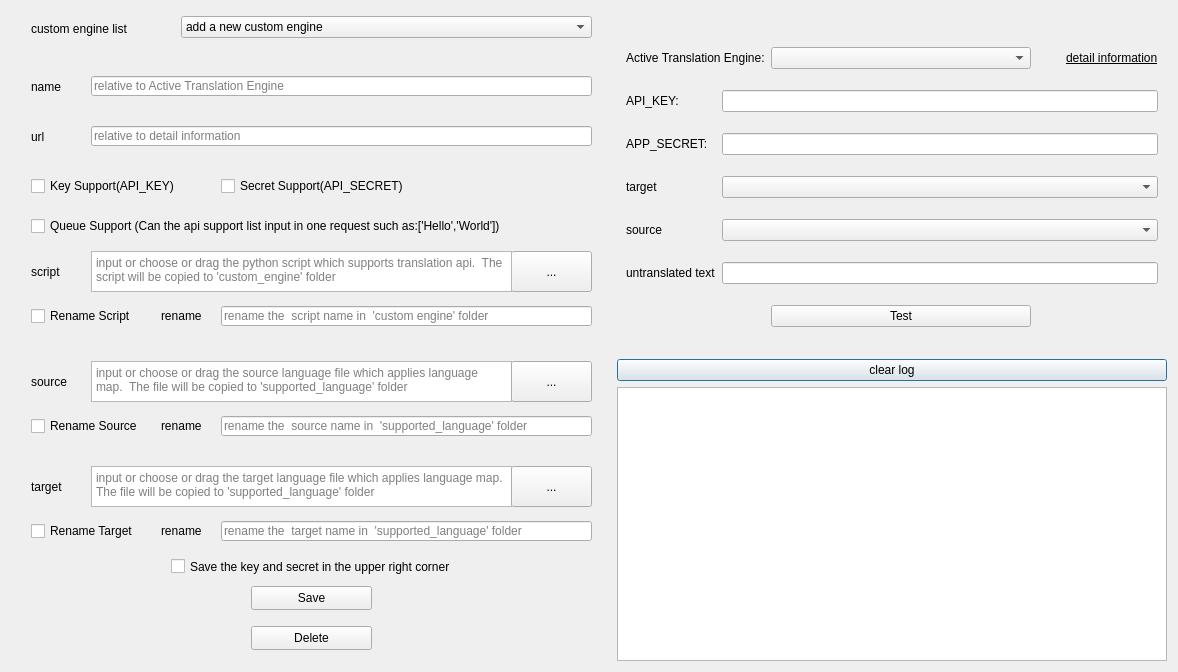
First picture: the form in src/custom_engine.ui, repository anonymousException/renpy-translator, before the edit.
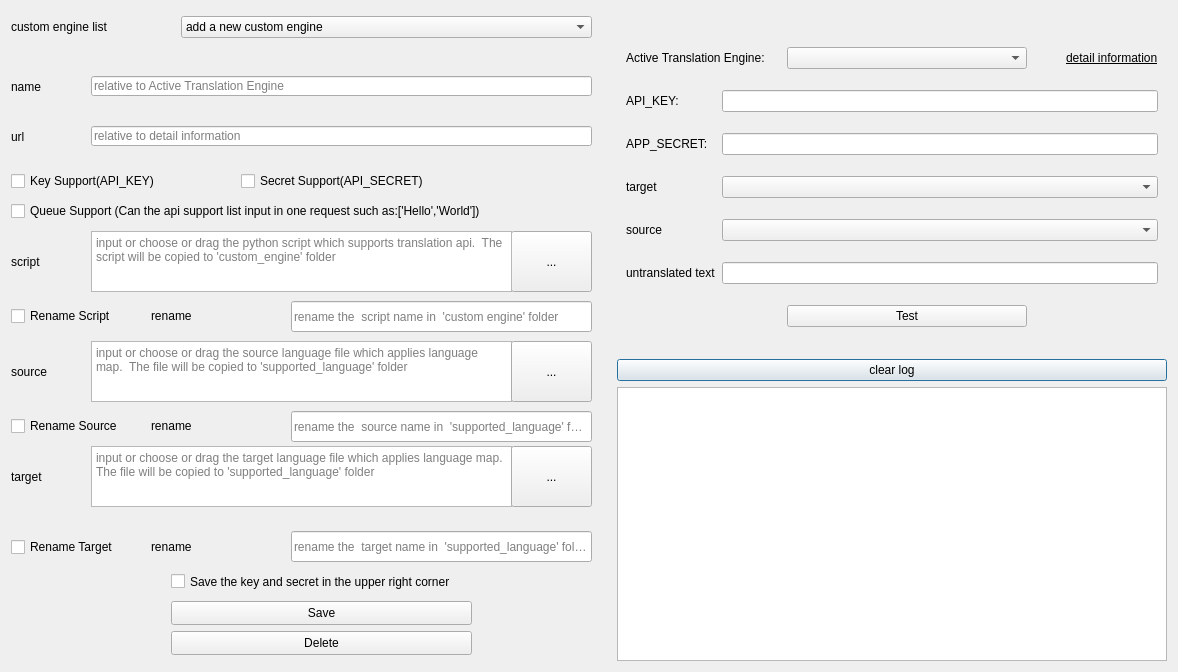
Second picture: the form after the edit.

Patch:
```diff
--- a/src/custom_engine.ui
+++ b/src/custom_engine.ui
@@ -29,13 +29,16 @@
        <height>650</height>
       </size>
      </property>
+     <property name="toolTip">
+      <string/>
+     </property>
      <widget class="QPushButton" name="selectScriptBtn">
       <property name="geometry">
        <rect>
         <x>500</x>
-        <y>240</y>
+        <y>220</y>
         <width>81</width>
-        <height>41</height>
+        <height>61</height>
        </rect>
       </property>
       <property name="text">
@@ -45,10 +48,10 @@
      <widget class="QLabel" name="label_8">
       <property name="geometry">
        <rect>
-        <x>150</x>
-        <y>510</y>
-        <width>54</width>
-        <height>20</height>
+        <x>140</x>
+        <y>520</y>
+        <width>161</width>
+        <height>31</height>
        </rect>
       </property>
       <property name="text">
@@ -86,9 +89,9 @@
      <widget class="QCheckBox" name="renameScriptCheckBox">
       <property name="geometry">
        <rect>
-        <x>20</x>
+        <x>0</x>
         <y>295</y>
-        <width>111</width>
+        <width>131</width>
         <height>20</height>
        </rect>
       </property>
@@ -99,9 +102,9 @@
      <widget class="QLabel" name="label_6">
       <property name="geometry">
        <rect>
-        <x>150</x>
+        <x>140</x>
         <y>405</y>
-        <width>54</width>
+        <width>171</width>
         <height>20</height>
        </rect>
       </property>
@@ -112,12 +115,15 @@
      <widget class="QLineEdit" name="renameSourceLineEdit">
       <property name="geometry">
        <rect>
-        <x>210</x>
-        <y>405</y>
-        <width>371</width>
-        <height>20</height>
+        <x>280</x>
+        <y>400</y>
+        <width>301</width>
+        <height>31</height>
        </rect>
       </property>
+      <property name="toolTip">
+       <string>rename the  source name in  'supported_language' folder</string>
+      </property>
       <property name="placeholderText">
        <string>rename the  source name in  'supported_language' folder</string>
       </property>
@@ -126,8 +132,8 @@
       <property name="geometry">
        <rect>
         <x>160</x>
-        <y>545</y>
-        <width>301</width>
+        <y>560</y>
+        <width>421</width>
         <height>21</height>
        </rect>
       </property>
@@ -139,9 +145,9 @@
       <property name="geometry">
        <rect>
         <x>80</x>
-        <y>240</y>
+        <y>220</y>
         <width>421</width>
-        <height>41</height>
+        <height>61</height>
        </rect>
       </property>
       <property name="toolTip">
@@ -154,9 +160,9 @@
      <widget class="QCheckBox" name="renameSourceCheckBox">
       <property name="geometry">
        <rect>
-        <x>20</x>
+        <x>0</x>
         <y>405</y>
-        <width>111</width>
+        <width>131</width>
         <height>20</height>
        </rect>
       </property>
@@ -167,9 +173,9 @@
      <widget class="QCheckBox" name="renameTargetCheckBox">
       <property name="geometry">
        <rect>
-        <x>20</x>
-        <y>510</y>
-        <width>111</width>
+        <x>0</x>
+        <y>526</y>
+        <width>131</width>
         <height>20</height>
        </rect>
       </property>
@@ -180,9 +186,9 @@
      <widget class="QCheckBox" name="keyCheckBox">
       <property name="geometry">
        <rect>
-        <x>20</x>
-        <y>165</y>
-        <width>161</width>
+        <x>0</x>
+        <y>160</y>
+        <width>231</width>
         <height>20</height>
        </rect>
       </property>
@@ -193,12 +199,15 @@
      <widget class="QCheckBox" name="queueCheckBox">
       <property name="geometry">
        <rect>
-        <x>20</x>
-        <y>205</y>
-        <width>551</width>
+        <x>0</x>
+        <y>190</y>
+        <width>591</width>
         <height>20</height>
        </rect>
       </property>
+      <property name="toolTip">
+       <string>Queue Support (Can the api support list input in one request such as:['Hello','World'])</string>
+      </property>
       <property name="text">
        <string>Queue Support (Can the api support list input in one request such as:['Hello','World'])</string>
       </property>
@@ -206,9 +215,9 @@
      <widget class="QLabel" name="label_7">
       <property name="geometry">
        <rect>
-        <x>20</x>
-        <y>460</y>
-        <width>41</width>
+        <x>0</x>
+        <y>450</y>
+        <width>81</width>
         <height>31</height>
        </rect>
       </property>
@@ -223,9 +232,9 @@
       <property name="geometry">
        <rect>
         <x>80</x>
-        <y>350</y>
+        <y>330</y>
         <width>421</width>
-        <height>41</height>
+        <height>61</height>
        </rect>
       </property>
       <property name="toolTip">
@@ -251,9 +260,9 @@
      <widget class="QPushButton" name="deleteButton">
       <property name="geometry">
        <rect>
-        <x>240</x>
-        <y>615</y>
-        <width>121</width>
+        <x>160</x>
+        <y>620</y>
+        <width>301</width>
         <height>24</height>
        </rect>
       </property>
@@ -264,9 +273,9 @@
      <widget class="QLabel" name="label_4">
       <property name="geometry">
        <rect>
-        <x>150</x>
+        <x>140</x>
         <y>295</y>
-        <width>54</width>
+        <width>171</width>
         <height>20</height>
        </rect>
       </property>
@@ -278,9 +287,9 @@
       <property name="geometry">
        <rect>
         <x>80</x>
-        <y>455</y>
+        <y>435</y>
         <width>421</width>
-        <height>41</height>
+        <height>61</height>
        </rect>
       </property>
       <property name="toolTip">
@@ -293,23 +302,26 @@
      <widget class="QLabel" name="label_15">
       <property name="geometry">
        <rect>
-        <x>20</x>
-        <y>10</y>
-        <width>141</width>
-        <height>16</height>
+        <x>0</x>
+        <y>0</y>
+        <width>161</width>
+        <height>31</height>
        </rect>
       </property>
       <property name="text">
        <string>custom engine list</string>
       </property>
+      <property name="wordWrap">
+       <bool>true</bool>
+      </property>
      </widget>
      <widget class="QPushButton" name="selectTargetBtn">
       <property name="geometry">
        <rect>
         <x>500</x>
-        <y>455</y>
+        <y>435</y>
         <width>81</width>
-        <height>41</height>
+        <height>61</height>
        </rect>
       </property>
       <property name="text">
@@ -319,9 +331,9 @@
      <widget class="QCheckBox" name="secretCheckBox">
       <property name="geometry">
        <rect>
-        <x>210</x>
-        <y>165</y>
-        <width>191</width>
+        <x>230</x>
+        <y>160</y>
+        <width>351</width>
         <height>20</height>
        </rect>
       </property>
@@ -333,9 +345,9 @@
       <property name="geometry">
        <rect>
         <x>500</x>
-        <y>350</y>
+        <y>330</y>
         <width>81</width>
-        <height>41</height>
+        <height>61</height>
        </rect>
       </property>
       <property name="text">
@@ -345,12 +357,18 @@
      <widget class="QLineEdit" name="renameTargetLineEdit">
       <property name="geometry">
        <rect>
-        <x>210</x>
-        <y>510</y>
-        <width>371</width>
-        <height>20</height>
+        <x>280</x>
+        <y>520</y>
+        <width>301</width>
+        <height>31</height>
        </rect>
       </property>
+      <property name="toolTip">
+       <string>rename the  target name in  'supported_language' folder</string>
+      </property>
+      <property name="inputMethodHints">
+       <set>Qt::ImhNone</set>
+      </property>
       <property name="placeholderText">
        <string>rename the  target name in  'supported_language' folder</string>
       </property>
@@ -358,9 +376,9 @@
      <widget class="QPushButton" name="saveButton">
       <property name="geometry">
        <rect>
-        <x>240</x>
-        <y>575</y>
-        <width>121</width>
+        <x>160</x>
+        <y>590</y>
+        <width>301</width>
         <height>24</height>
        </rect>
       </property>
@@ -371,9 +389,9 @@
      <widget class="QLabel" name="label_2">
       <property name="geometry">
        <rect>
-        <x>20</x>
+        <x>0</x>
         <y>115</y>
-        <width>51</width>
+        <width>71</width>
         <height>21</height>
        </rect>
       </property>
@@ -384,12 +402,15 @@
      <widget class="QLineEdit" name="renameScriptLineEdit">
       <property name="geometry">
        <rect>
-        <x>210</x>
-        <y>295</y>
-        <width>371</width>
-        <height>20</height>
+        <x>280</x>
+        <y>290</y>
+        <width>301</width>
+        <height>31</height>
        </rect>
       </property>
+      <property name="toolTip">
+       <string>rename the  script name in  'custom engine' folder</string>
+      </property>
       <property name="placeholderText">
        <string>rename the  script name in  'custom engine' folder</string>
       </property>
@@ -397,10 +418,10 @@
      <widget class="QLabel" name="label_3">
       <property name="geometry">
        <rect>
-        <x>20</x>
-        <y>245</y>
-        <width>31</width>
-        <height>31</height>
+        <x>0</x>
+        <y>230</y>
+        <width>81</width>
+        <height>41</height>
        </rect>
       </property>
       <property name="text">
@@ -413,10 +434,10 @@
      <widget class="QLabel" name="label_5">
       <property name="geometry">
        <rect>
-        <x>20</x>
-        <y>355</y>
-        <width>41</width>
-        <height>31</height>
+        <x>0</x>
+        <y>340</y>
+        <width>81</width>
+        <height>41</height>
        </rect>
       </property>
       <property name="text">
@@ -429,9 +450,9 @@
      <widget class="QLabel" name="label">
       <property name="geometry">
        <rect>
-        <x>20</x>
+        <x>0</x>
         <y>65</y>
-        <width>51</width>
+        <width>71</width>
         <height>21</height>
        </rect>
       </property>
@@ -501,26 +522,37 @@
         </property>
        </widget>
       </item>
-      <item row="0" column="0" colspan="3">
-       <widget class="QLabel" name="label_10">
+      <item row="0" column="3">
+       <widget class="QComboBox" name="engineComboBox">
+        <property name="minimumSize">
+         <size>
+          <width>240</width>
+          <height>0</height>
+         </size>
+        </property>
+       </widget>
+      </item>
+      <item row="7" column="1" colspan="6">
+       <widget class="QLineEdit" name="untranslatedEdit">
         <property name="minimumSize">
          <size>
           <width>0</width>
           <height>0</height>
          </size>
         </property>
-        <property name="maximumSize">
-         <size>
-          <width>150</width>
-          <height>16777215</height>
-         </size>
+        <property name="text">
+         <string/>
         </property>
+       </widget>
+      </item>
+      <item row="8" column="3">
+       <widget class="QPushButton" name="testButton">
         <property name="text">
-         <string>Active Translation Engine:</string>
+         <string>Test</string>
         </property>
        </widget>
       </item>
-      <item row="0" column="6">
+      <item row="0" column="5" colspan="2">
        <widget class="QLabel" name="detailLabel">
         <property name="font">
          <font>
@@ -530,16 +562,31 @@
         <property name="text">
          <string>detail information</string>
         </property>
+        <property name="wordWrap">
+         <bool>true</bool>
+        </property>
        </widget>
       </item>
-      <item row="0" column="3">
-       <widget class="QComboBox" name="engineComboBox">
+      <item row="0" column="0" colspan="3">
+       <widget class="QLabel" name="label_10">
         <property name="minimumSize">
          <size>
-          <width>260</width>
+          <width>0</width>
           <height>0</height>
          </size>
         </property>
+        <property name="maximumSize">
+         <size>
+          <width>150</width>
+          <height>16777215</height>
+         </size>
+        </property>
+        <property name="text">
+         <string>Active Translation Engine:</string>
+        </property>
+        <property name="wordWrap">
+         <bool>true</bool>
+        </property>
        </widget>
       </item>
       <item row="7" column="0">
@@ -549,26 +596,6 @@
         </property>
        </widget>
       </item>
-      <item row="7" column="1" colspan="6">
-       <widget class="QLineEdit" name="untranslatedEdit">
-        <property name="minimumSize">
-         <size>
-          <width>0</width>
-          <height>0</height>
-         </size>
-        </property>
-        <property name="text">
-         <string/>
-        </property>
-       </widget>
-      </item>
-      <item row="8" column="3">
-       <widget class="QPushButton" name="testButton">
-        <property name="text">
-         <string>Test</string>
-        </property>
-       </widget>
-      </item>
      </layout>
     </widget>
    </item>
```
